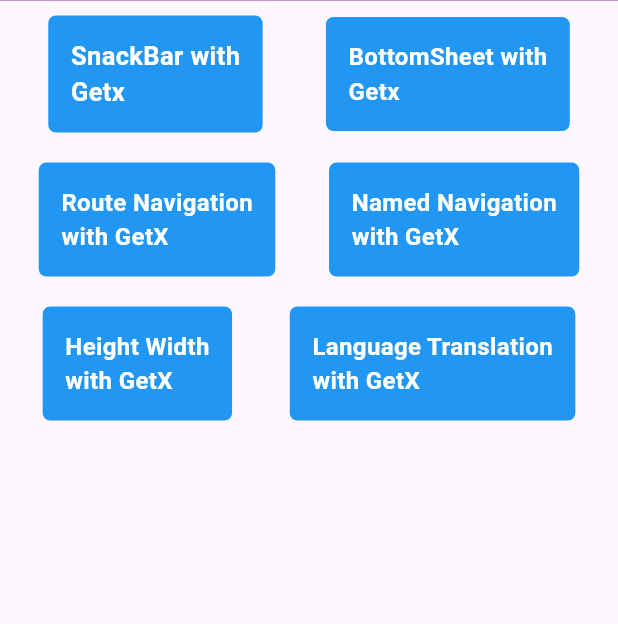
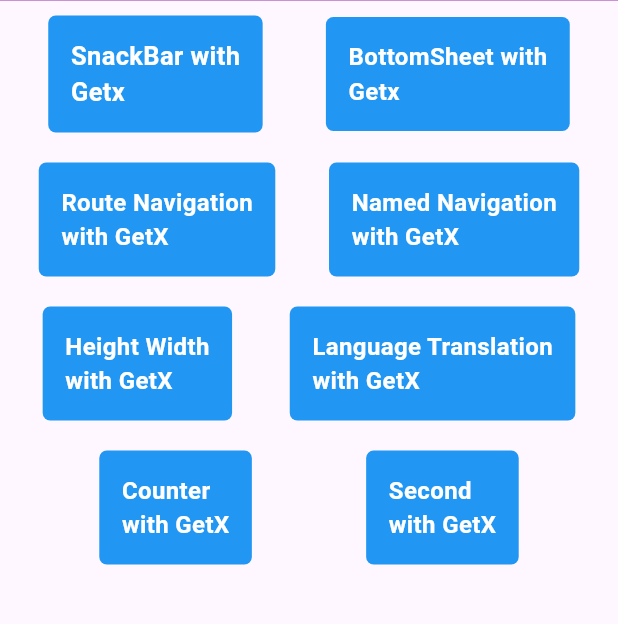
Before and after one commit to zobayerdev/Flutter_Getx_Roadmap, a Flutter app: the screen it shows after launch, on a phone screen of 412 x 824 dp, the part 67-691 px from its top. Run offline on Flutter 3.47's test engine with Material 3 defaults, Android fonts, the phone set to English and light mode, and no system bars; our stand-ins replace device_preview, get.

Commit message:
Counter controller is complete

```diff
--- a/lib/dashboard.dart
+++ b/lib/dashboard.dart
@@ -1,6 +1,7 @@
 import 'package:flutter/material.dart';
 import 'package:flutter_gtx_roadmap/alert_and_bottomsheets/bottom_sheets.dart';
 import 'package:flutter_gtx_roadmap/app_language/localization.dart';
+import 'package:flutter_gtx_roadmap/counter_screen.dart';
 import 'package:flutter_gtx_roadmap/height_width/height_width.dart';
 import 'package:flutter_gtx_roadmap/screens_transfering/screen_one.dart';
 import 'package:flutter_gtx_roadmap/screens_transfering/screen_two.dart';
@@ -211,6 +212,58 @@ class _DashboardState extends State<Dashboard> {
                 ),
               ],
             ),
+            Row(
+              mainAxisAlignment: MainAxisAlignment.spaceEvenly,
+              crossAxisAlignment: CrossAxisAlignment.center,
+              children: [
+                Padding(
+                  padding: const EdgeInsets.all(10),
+                  child: GestureDetector(
+                    onTap: () {
+                      Get.to(CounterScreens());
+                    },
+                    child: Container(
+                      padding: const EdgeInsets.all(15),
+                      decoration: BoxDecoration(
+                        borderRadius: BorderRadius.circular(5),
+                        color: Colors.blue,
+                      ),
+                      child: const Text(
+                        "Counter\nwith GetX",
+                        style: TextStyle(
+                          fontSize: 16,
+                          fontWeight: FontWeight.bold,
+                          color: Colors.white,
+                        ),
+                      ),
+                    ),
+                  ),
+                ),
+                Padding(
+                  padding: const EdgeInsets.all(10),
+                  child: GestureDetector(
+                    onTap: () {
+                      Get.to(const LangugageApps());
+                    },
+                    child: Container(
+                      padding: const EdgeInsets.all(15),
+                      decoration: BoxDecoration(
+                        borderRadius: BorderRadius.circular(5),
+                        color: Colors.blue,
+                      ),
+                      child: const Text(
+                        "Second\nwith GetX",
+                        style: TextStyle(
+                          fontSize: 16,
+                          fontWeight: FontWeight.bold,
+                          color: Colors.white,
+                        ),
+                      ),
+                    ),
+                  ),
+                ),
+              ],
+            ),
           ],
         ),
       ),
```
Also changed, not shown: lib/counter_controller.dart (added, +11 -0 lines), lib/counter_screen.dart (added, +61 -0 lines).
